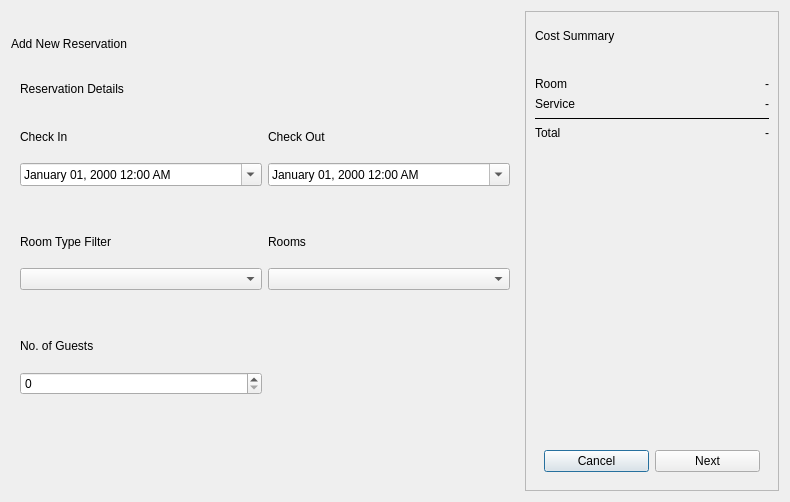
Qt form ui_files/new_reservation_dialog.ui (xbryan25/hotel-management-system) before a commit.
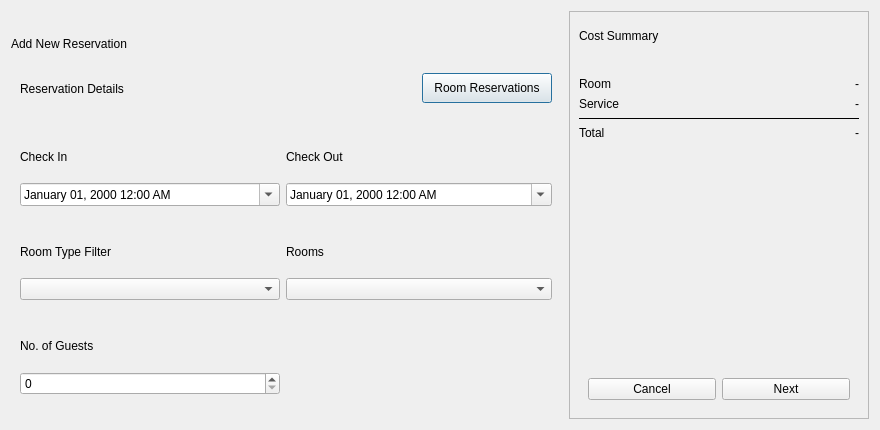
The same form after that commit.

Commit message: ui(new_reservation_dialog): add room_reservations_button and reconfigured layout

The edit to the form file:
```diff
--- a/ui_files/new_reservation_dialog.ui
+++ b/ui_files/new_reservation_dialog.ui
@@ -6,20 +6,20 @@
    <rect>
     <x>0</x>
     <y>0</y>
-    <width>790</width>
-    <height>502</height>
+    <width>880</width>
+    <height>430</height>
    </rect>
   </property>
   <property name="minimumSize">
    <size>
-    <width>0</width>
-    <height>0</height>
+    <width>880</width>
+    <height>430</height>
    </size>
   </property>
   <property name="maximumSize">
    <size>
-    <width>16777215</width>
-    <height>16777215</height>
+    <width>880</width>
+    <height>430</height>
    </size>
   </property>
   <property name="windowTitle">
@@ -35,12 +35,101 @@
    </item>
    <item row="2" column="0" colspan="2">
     <widget class="QStackedWidget" name="contents_stacked_widget">
+     <property name="minimumSize">
+      <size>
+       <width>550</width>
+       <height>0</height>
+      </size>
+     </property>
+     <property name="maximumSize">
+      <size>
+       <width>550</width>
+       <height>16777215</height>
+      </size>
+     </property>
      <property name="currentIndex">
       <number>0</number>
      </property>
      <widget class="QWidget" name="choose_rooms_page">
       <layout class="QGridLayout" name="gridLayout_2">
-       <item row="6" column="0" colspan="2">
+       <item row="10" column="0" colspan="2">
+        <spacer name="vs_1">
+         <property name="orientation">
+          <enum>Qt::Vertical</enum>
+         </property>
+         <property name="sizeType">
+          <enum>QSizePolicy::Expanding</enum>
+         </property>
+         <property name="sizeHint" stdset="0">
+          <size>
+           <width>20</width>
+           <height>40</height>
+          </size>
+         </property>
+        </spacer>
+       </item>
+       <item row="2" column="0" colspan="2">
+        <widget class="QLabel" name="check_in_label">
+         <property name="minimumSize">
+          <size>
+           <width>0</width>
+           <height>40</height>
+          </size>
+         </property>
+         <property name="text">
+          <string>Check In</string>
+         </property>
+         <property name="alignment">
+          <set>Qt::AlignLeading|Qt::AlignLeft|Qt::AlignVCenter</set>
+         </property>
+        </widget>
+       </item>
+       <item row="6" column="2" colspan="2">
+        <widget class="QComboBox" name="rooms_combobox"/>
+       </item>
+       <item row="5" column="2">
+        <widget class="QLabel" name="rooms_label">
+         <property name="minimumSize">
+          <size>
+           <width>0</width>
+           <height>40</height>
+          </size>
+         </property>
+         <property name="text">
+          <string>Rooms</string>
+         </property>
+        </widget>
+       </item>
+       <item row="5" column="0" colspan="2">
+        <widget class="QLabel" name="room_type_filter_label">
+         <property name="minimumSize">
+          <size>
+           <width>0</width>
+           <height>40</height>
+          </size>
+         </property>
+         <property name="text">
+          <string>Room Type Filter</string>
+         </property>
+        </widget>
+       </item>
+       <item row="0" column="3">
+        <widget class="QPushButton" name="room_reservations_button">
+         <property name="minimumSize">
+          <size>
+           <width>0</width>
+           <height>30</height>
+          </size>
+         </property>
+         <property name="cursor">
+          <cursorShape>PointingHandCursor</cursorShape>
+         </property>
+         <property name="text">
+          <string>Room Reservations</string>
+         </property>
+        </widget>
+       </item>
+       <item row="7" column="0" colspan="2">
         <spacer name="verticalSpacer_3">
          <property name="orientation">
           <enum>Qt::Vertical</enum>
@@ -51,12 +140,12 @@
          <property name="sizeHint" stdset="0">
           <size>
            <width>20</width>
-           <height>30</height>
+           <height>20</height>
           </size>
          </property>
         </spacer>
        </item>
-       <item row="3" column="0" colspan="2">
+       <item row="4" column="0" colspan="2">
         <spacer name="verticalSpacer_2">
          <property name="orientation">
           <enum>Qt::Vertical</enum>
@@ -67,34 +156,18 @@
          <property name="sizeHint" stdset="0">
           <size>
            <width>20</width>
-           <height>30</height>
+           <height>20</height>
           </size>
          </property>
         </spacer>
        </item>
-       <item row="1" column="1">
-        <widget class="QLabel" name="check_out_label">
-         <property name="minimumSize">
-          <size>
-           <width>0</width>
-           <height>40</height>
-          </size>
-         </property>
-         <property name="text">
-          <string>Check Out</string>
-         </property>
-         <property name="alignment">
-          <set>Qt::AlignLeading|Qt::AlignLeft|Qt::AlignVCenter</set>
-         </property>
-        </widget>
-       </item>
-       <item row="5" column="0">
+       <item row="6" column="0" colspan="2">
         <widget class="QComboBox" name="room_type_filter_combobox"/>
        </item>
-       <item row="8" column="0">
+       <item row="9" column="0" colspan="2">
         <widget class="QSpinBox" name="num_of_guests_spinbox"/>
        </item>
-       <item row="2" column="0">
+       <item row="3" column="0" colspan="2">
         <widget class="QDateTimeEdit" name="check_in_date_time_edit">
          <property name="currentSection">
           <enum>QDateTimeEdit::MonthSection</enum>
@@ -107,62 +180,7 @@
          </property>
         </widget>
        </item>
-       <item row="2" column="1">
-        <widget class="QDateTimeEdit" name="check_out_date_time_edit">
-         <property name="displayFormat">
-          <string>MMMM dd, yyyy h:mm AP</string>
-         </property>
-         <property name="calendarPopup">
-          <bool>true</bool>
-         </property>
-        </widget>
-       </item>
-       <item row="1" column="0">
-        <widget class="QLabel" name="check_in_label">
-         <property name="minimumSize">
-          <size>
-           <width>0</width>
-           <height>40</height>
-          </size>
-         </property>
-         <property name="text">
-          <string>Check In</string>
-         </property>
-         <property name="alignment">
-          <set>Qt::AlignLeading|Qt::AlignLeft|Qt::AlignVCenter</set>
-         </property>
-        </widget>
-       </item>
-       <item row="4" column="0">
-        <widget class="QLabel" name="room_type_filter_label">
-         <property name="minimumSize">
-          <size>
-           <width>0</width>
-           <height>40</height>
-          </size>
-         </property>
-         <property name="text">
-          <string>Room Type Filter</string>
-         </property>
-        </widget>
-       </item>
-       <item row="5" column="1">
-        <widget class="QComboBox" name="rooms_combobox"/>
-       </item>
-       <item row="4" column="1">
-        <widget class="QLabel" name="rooms_label">
-         <property name="minimumSize">
-          <size>
-           <width>0</width>
-           <height>40</height>
-          </size>
-         </property>
-         <property name="text">
-          <string>Rooms</string>
-         </property>
-        </widget>
-       </item>
-       <item row="7" column="0">
+       <item row="8" column="0" colspan="2">
         <widget class="QLabel" name="num_of_guests_label">
          <property name="minimumSize">
           <size>
@@ -175,23 +193,33 @@
          </property>
         </widget>
        </item>
-       <item row="9" column="0" colspan="2">
-        <spacer name="vs_1">
-         <property name="orientation">
-          <enum>Qt::Vertical</enum>
-         </property>
-         <property name="sizeType">
-          <enum>QSizePolicy::Expanding</enum>
-         </property>
-         <property name="sizeHint" stdset="0">
+       <item row="2" column="2">
+        <widget class="QLabel" name="check_out_label">
+         <property name="minimumSize">
           <size>
-           <width>20</width>
+           <width>0</width>
            <height>40</height>
           </size>
          </property>
-        </spacer>
+         <property name="text">
+          <string>Check Out</string>
+         </property>
+         <property name="alignment">
+          <set>Qt::AlignLeading|Qt::AlignLeft|Qt::AlignVCenter</set>
+         </property>
+        </widget>
        </item>
-       <item row="0" column="0" colspan="2">
+       <item row="3" column="2" colspan="2">
+        <widget class="QDateTimeEdit" name="check_out_date_time_edit">
+         <property name="displayFormat">
+          <string>MMMM dd, yyyy h:mm AP</string>
+         </property>
+         <property name="calendarPopup">
+          <bool>true</bool>
+         </property>
+        </widget>
+       </item>
+       <item row="0" column="0" colspan="3">
         <widget class="QLabel" name="reservation_details_label">
          <property name="minimumSize">
           <size>
@@ -204,6 +232,22 @@
          </property>
         </widget>
        </item>
+       <item row="1" column="0" colspan="2">
+        <spacer name="verticalSpacer_5">
+         <property name="orientation">
+          <enum>Qt::Vertical</enum>
+         </property>
+         <property name="sizeType">
+          <enum>QSizePolicy::Fixed</enum>
+         </property>
+         <property name="sizeHint" stdset="0">
+          <size>
+           <width>20</width>
+           <height>20</height>
+          </size>
+         </property>
+        </spacer>
+       </item>
       </layout>
      </widget>
      <widget class="QWidget" name="primary_booker_page">
@@ -379,6 +423,12 @@
    </item>
    <item row="0" column="2" rowspan="3">
     <widget class="QFrame" name="summary_frame">
+     <property name="minimumSize">
+      <size>
+       <width>300</width>
+       <height>0</height>
+      </size>
+     </property>
      <property name="frameShape">
       <enum>QFrame::StyledPanel</enum>
      </property>
@@ -461,6 +511,12 @@
       </item>
       <item row="3" column="1">
        <widget class="QLabel" name="service_cost_value_label">
+        <property name="minimumSize">
+         <size>
+          <width>175</width>
+          <height>0</height>
+         </size>
+        </property>
         <property name="text">
          <string>-</string>
         </property>
```
Left out of the diff: 140 changed lines with no effect on the pictures. The commit also changes 4 other files.
